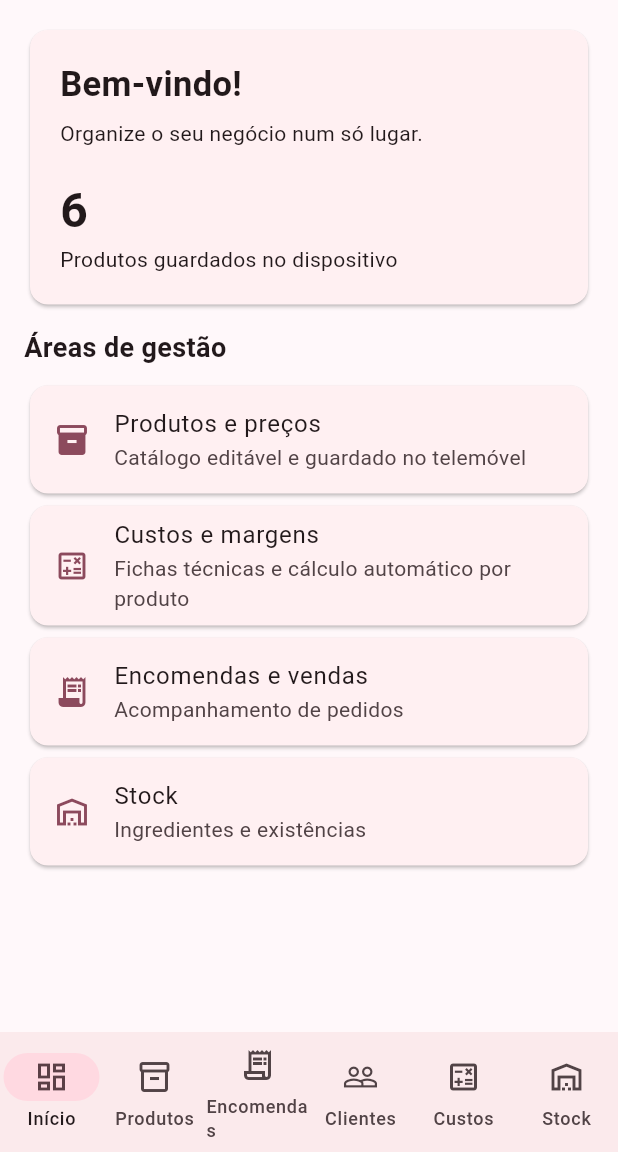
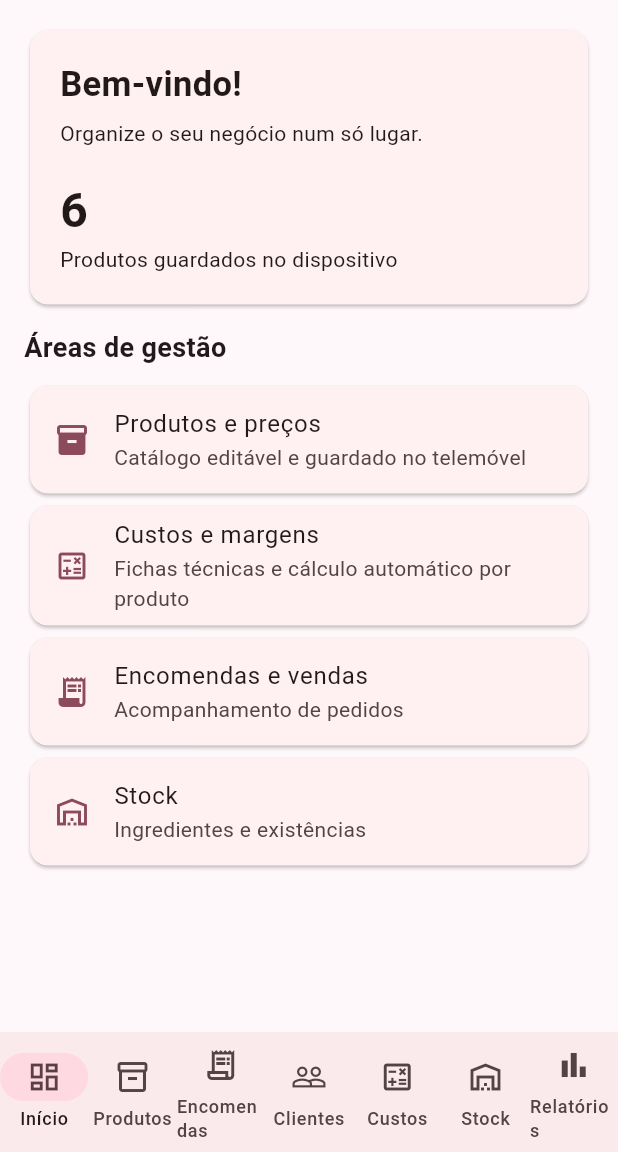
Before and after one commit to nogueiramafrapt-bit/nogueira-gestao, a Flutter app: the screen it shows after launch, on a phone screen of 412 x 824 dp, the part 84-1236 px from its top. Run offline on Flutter 3.47's test engine with Material 3 defaults, Android fonts, the phone set to English and light mode, and no system bars; our stand-ins replace shared_preferences.

Commit message:
Adicionar relatórios de vendas e encomendas

```diff
--- a/lib/app.dart
+++ b/lib/app.dart
@@ -240,7 +240,7 @@ class _NogueiraHomePageState extends State<NogueiraHomePage> {
 
   @override
   Widget build(BuildContext context) {
-    final pages = [_dashboard(), _productList(), _ordersPage(), _customersPage(), _costPage(), _stockPage()];
+    final pages = [_dashboard(), _productList(), _ordersPage(), _customersPage(), _costPage(), _stockPage(), _reportsPage()];
     return Scaffold(
       appBar: AppBar(title: const Column(crossAxisAlignment: CrossAxisAlignment.start, children: [
         Text('NOGUEIRA GESTÃO', style: TextStyle(fontWeight: FontWeight.bold, letterSpacing: 0.5)),
@@ -260,6 +260,7 @@ class _NogueiraHomePageState extends State<NogueiraHomePage> {
           NavigationDestination(icon: Icon(Icons.people_outline), label: 'Clientes'),
           NavigationDestination(icon: Icon(Icons.calculate_outlined), label: 'Custos'),
           NavigationDestination(icon: Icon(Icons.warehouse_outlined), label: 'Stock'),
+          NavigationDestination(icon: Icon(Icons.bar_chart_outlined), label: 'Relatórios'),
         ],
       ),
     );
@@ -279,6 +280,55 @@ class _NogueiraHomePageState extends State<NogueiraHomePage> {
     const _FeatureTile(icon: Icons.receipt_long, title: 'Encomendas e vendas', subtitle: 'Acompanhamento de pedidos'),
     const _FeatureTile(icon: Icons.warehouse_outlined, title: 'Stock', subtitle: 'Ingredientes e existências'),
   ]);
+
+
+  Widget _reportsPage() {
+    final completed = _orders.where((o) => o.status == 'Concluída').toList();
+    final pending = _orders.where((o) => o.status == 'Pendente' || o.status == 'Em preparação').toList();
+    final cancelled = _orders.where((o) => o.status == 'Cancelada').toList();
+    final now = DateTime.now();
+    final monthOrders = completed.where((o) => o.created.year == now.year && o.created.month == now.month).toList();
+    final revenue = completed.fold<double>(0, (s, o) => s + o.total);
+    final monthRevenue = monthOrders.fold<double>(0, (s, o) => s + o.total);
+    final pendingValue = pending.fold<double>(0, (s, o) => s + o.total);
+    final productNames = completed.map((o) => o.product).toSet().toList()..sort();
+    return ListView(padding: const EdgeInsets.all(16), children: [
+      Text('Relatórios', style: Theme.of(context).textTheme.titleLarge),
+      const SizedBox(height: 4),
+      const Text('Resumo calculado a partir das encomendas registadas.'),
+      const SizedBox(height: 12),
+      GridView.count(crossAxisCount: 2, shrinkWrap: true, physics: const NeverScrollableScrollPhysics(), childAspectRatio: 1.65, crossAxisSpacing: 8, mainAxisSpacing: 8, children: [
+        _reportCard('Vendas concluídas', '€ ${revenue.toStringAsFixed(2)}', Icons.euro),
+        _reportCard('Este mês', '€ ${monthRevenue.toStringAsFixed(2)}', Icons.calendar_month),
+        _reportCard('Por concluir', '€ ${pendingValue.toStringAsFixed(2)}', Icons.pending_actions),
+        _reportCard('Encomendas concluídas', completed.length.toString(), Icons.check_circle_outline),
+      ]),
+      const SizedBox(height: 18),
+      Text('Vendas por produto', style: Theme.of(context).textTheme.titleMedium),
+      const SizedBox(height: 6),
+      if (completed.isEmpty) const Card(child: Padding(padding: EdgeInsets.all(14), child: Text('Ainda não há vendas concluídas para apresentar.'))),
+      ...productNames.map((name) {
+        final items = completed.where((o) => o.product == name).toList();
+        final qty = items.fold<double>(0, (s, o) => s + o.quantity);
+        final total = items.fold<double>(0, (s, o) => s + o.total);
+        return Card(child: ListTile(title: Text(name), subtitle: Text('${qty.toStringAsFixed(0)} unidade(s) vendida(s)'), trailing: Text('€ ${total.toStringAsFixed(2)}', style: const TextStyle(fontWeight: FontWeight.bold))));
+      }),
+      const SizedBox(height: 18),
+      Text('Estado das encomendas', style: Theme.of(context).textTheme.titleMedium),
+      Card(child: Column(children: [
+        ListTile(title: const Text('Pendentes / em preparação'), trailing: Text('${pending.length} · € ${pendingValue.toStringAsFixed(2)}')),
+        ListTile(title: const Text('Canceladas'), trailing: Text(cancelled.length.toString())),
+      ])),
+      const Padding(padding: EdgeInsets.only(top: 8), child: Text('Nota: a rentabilidade detalhada será estimada após integrar os custos das fichas técnicas em cada venda. Os valores acima são vendas brutas e não lucro líquido.', style: TextStyle(fontSize: 12, color: Colors.grey))),
+    ]);
+  }
+
+  Widget _reportCard(String label, String value, IconData icon) => Card(child: Padding(padding: const EdgeInsets.all(12), child: Column(crossAxisAlignment: CrossAxisAlignment.start, mainAxisAlignment: MainAxisAlignment.center, children: [
+    Icon(icon, size: 20, color: Theme.of(context).colorScheme.primary),
+    const SizedBox(height: 6),
+    Text(value, style: const TextStyle(fontSize: 19, fontWeight: FontWeight.bold)),
+    Text(label, style: const TextStyle(fontSize: 12), maxLines: 2),
+  ])));
 
   Widget _productList() => ListView(padding: const EdgeInsets.all(16), children: [
     Text('Catálogo de produtos', style: Theme.of(context).textTheme.titleLarge), const SizedBox(height: 8),
```
